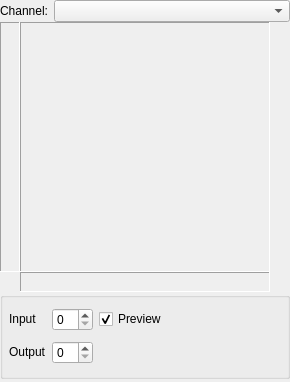
This is krita/plugins/filters/colorsfilters/wdg_perchannel.ui in KDE/krita as Qt 5 draws it before an edit. The edited form follows.
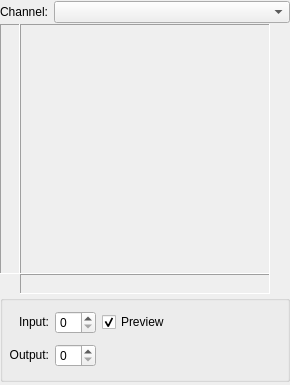
This is the edited form. Custom widgets are drawn as their Qt base class.

Commit message: - Fixed Horizontal Emboss kernel - 'Blur' Filter UI improvements, and added aspect lock to filter config - UI adjustments to some filters for better HIG conformity

Patch:
```diff
--- a/krita/plugins/filters/colorsfilters/wdg_perchannel.ui
+++ b/krita/plugins/filters/colorsfilters/wdg_perchannel.ui
@@ -7,7 +7,7 @@
     <x>0</x>
     <y>0</y>
     <width>290</width>
-    <height>382</height>
+    <height>385</height>
    </rect>
   </property>
   <property name="windowTitle">
@@ -225,7 +225,10 @@
          </sizepolicy>
         </property>
         <property name="text">
-         <string>Input</string>
+         <string>Input:</string>
+        </property>
+        <property name="alignment">
+         <set>Qt::AlignRight|Qt::AlignTrailing|Qt::AlignVCenter</set>
         </property>
        </widget>
       </item>
@@ -258,7 +261,10 @@
          </sizepolicy>
         </property>
         <property name="text">
-         <string>Output</string>
+         <string>Output:</string>
+        </property>
+        <property name="alignment">
+         <set>Qt::AlignRight|Qt::AlignTrailing|Qt::AlignVCenter</set>
         </property>
        </widget>
       </item>
```
The commit also changes 7 other files.
